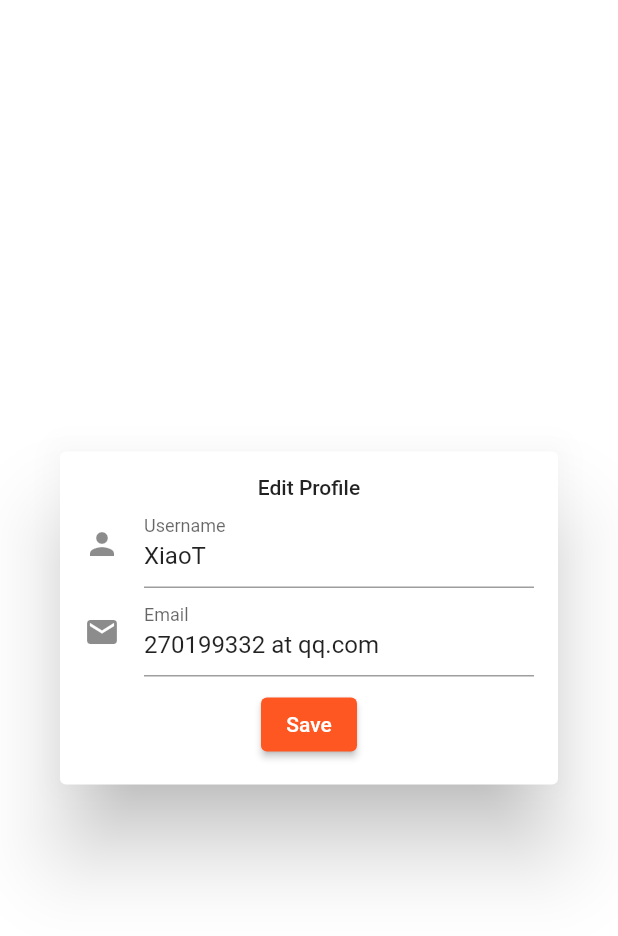
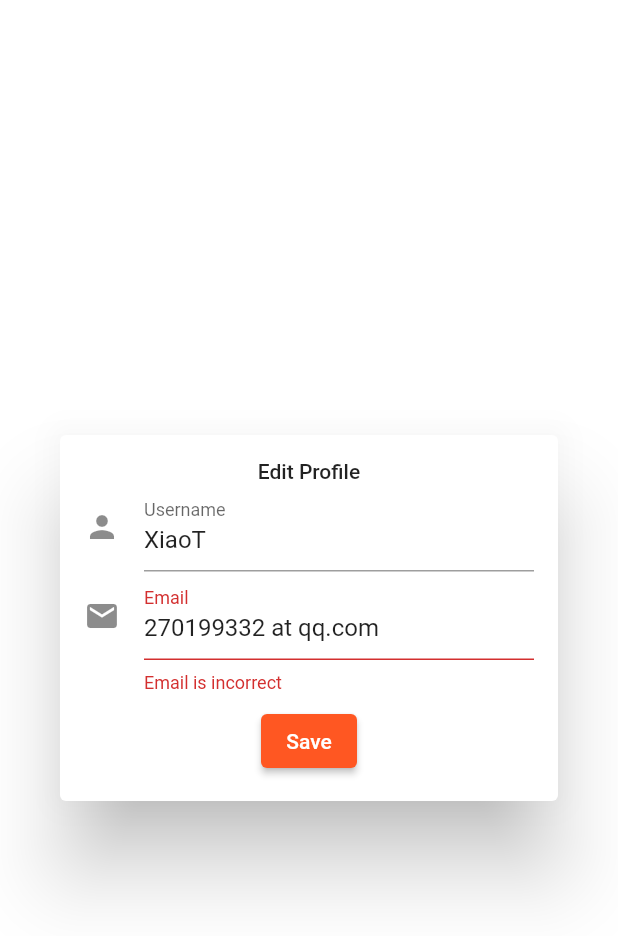
Before and after one commit to xiao-T/e_commerce_demo_of_flutter, a Flutter app: the EditForm widget shown alone on an empty page, opened directly, on a phone screen of 412 x 824 dp. Shown: the top 936 px of the screen. Run offline on Flutter 3.47's test engine with Material 2 defaults, Android fonts, the phone set to English and light mode, and no system bars; our stand-ins replace carousel_slider, go_router; network calls fail.

Commit message:
feat: validate form item

```diff
--- a/lib/models/user_info.dart
+++ b/lib/models/user_info.dart
@@ -3,19 +3,12 @@
 import 'package:flutter/material.dart';
 
 class UserInfoModel with ChangeNotifier {
-  String username = 'XiaoT';
-
-  String email = '270199332 at qq.com';
-
+  final Map<String, String> profile = {
+    'username': 'XiaoT',
+    'email': '270199332 at qq.com',
+  };
   void update(String name, String newValue) {
-    switch (name) {
-      case 'email':
-        email = newValue;
-        break;
-      case 'username':
-        username = newValue;
-        break;
-    }
+    profile[name] = newValue;
     notifyListeners();
   }
 }
--- a/lib/pages/about/edit_form.dart
+++ b/lib/pages/about/edit_form.dart
@@ -5,14 +5,23 @@ import 'package:e_mall_demo/utils.dart';
 import 'package:flutter/material.dart';
 import 'package:provider/provider.dart';
 
-class EditForm extends StatelessWidget {
+class EditForm extends StatefulWidget {
   const EditForm({Key? key}) : super(key: key);
+
+  @override
+  State<EditForm> createState() => _EditFormState();
+}
+
+class _EditFormState extends State<EditForm> {
+  final _formKey = GlobalKey<FormState>();
 
   @override
   Widget build(BuildContext context) {
     final userInfoProvider = context.watch<UserInfoModel>();
     return Dialog(
       child: Form(
+        key: _formKey,
+        autovalidateMode: AutovalidateMode.always,
         child: Container(
           padding: EdgeInsets.all(gap['l']!),
           child: Column(
@@ -23,22 +32,37 @@ class EditForm extends StatelessWidget {
                 style: Theme.of(context).textTheme.labelLarge,
               ),
               TextFormField(
+                validator: (value) {
+                  if (value == null || value.isEmpty) {
+                    return 'Username is required';
+                  }
+                  return null;
+                },
                 onChanged: (value) => userInfoProvider.update(
                   'username',
                   value,
                 ),
-                initialValue: userInfoProvider.username,
+                initialValue: userInfoProvider.profile['username'],
                 decoration: const InputDecoration(
                   icon: Icon(Icons.person),
                   labelText: 'Username',
                 ),
               ),
               TextFormField(
+                validator: (value) {
+                  if (value == null || value.isEmpty) {
+                    return 'Email is required';
+                  }
+                  if (!value.contains('@')) {
+                    return 'Email is incorrect';
+                  }
+                  return null;
+                },
                 onChanged: (value) => userInfoProvider.update(
                   'email',
                   value,
                 ),
-                initialValue: userInfoProvider.email,
+                initialValue: userInfoProvider.profile['email'],
                 decoration: const InputDecoration(
                   icon: Icon(Icons.email),
                   labelText: 'Email',
@@ -49,7 +73,9 @@ class EditForm extends StatelessWidget {
               ),
               ElevatedButton(
                 onPressed: () {
-                  Navigator.pop(context);
+                  if (_formKey.currentState!.validate()) {
+                    Navigator.pop(context);
+                  }
                 },
                 child: const Text('Save'),
               ),
--- a/lib/pages/about/header.dart
+++ b/lib/pages/about/header.dart
@@ -98,7 +98,7 @@ class Header extends StatelessWidget {
                   height: gap['l']!,
                 ),
                 Text(
-                  userInfoProvider.username,
+                  userInfoProvider.profile['username']!,
                   style: Theme.of(context).textTheme.headlineSmall?.merge(
                         TextStyle(
                           shadows: [
@@ -112,7 +112,7 @@ class Header extends StatelessWidget {
                       ),
                 ),
                 SelectableText(
-                  userInfoProvider.email,
+                  userInfoProvider.profile['email']!,
                   style: Theme.of(context).textTheme.bodyLarge?.merge(
                         TextStyle(
                           shadows: [
```
